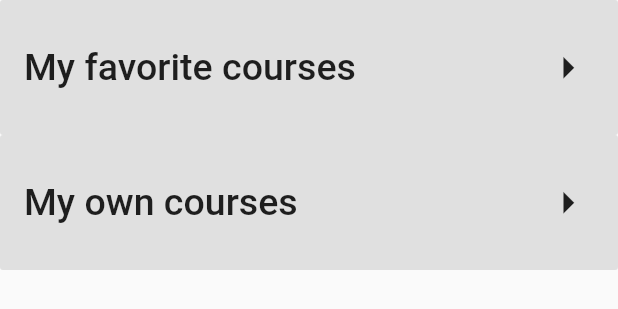
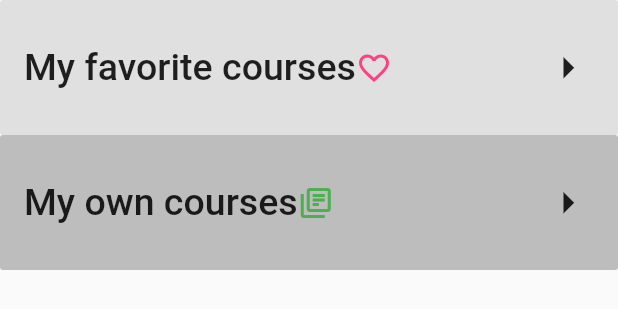
Before and after one commit to dangvuminh/flutterProject_2021, a Flutter app: the MyCourses widget shown alone on an empty page, opened directly, on a phone screen of 412 x 824 dp. Shown: the top 309 px of the screen. Run offline on Flutter 3.47's test engine with Material 2 defaults, Android fonts, the phone set to English and light mode, and no system bars; our stand-ins replace video_player; accounts and stored records are empty; network calls fail.

```diff
--- a/online_learning_app/lib/components/home/myCourses.dart
+++ b/online_learning_app/lib/components/home/myCourses.dart
@@ -86,6 +86,7 @@ class _MyCoursesState extends State<MyCourses> {
                     fontSize: 25.0
                 ),
               ),
+              Icon(Icons.favorite_border,color: Colors.pinkAccent,),
               Expanded(child: Container()),
               isFavoriteHit ? Icon(Icons.arrow_drop_down_sharp,size: 35.0,) :
               Icon(Icons.arrow_right,size: 35.0,)
@@ -95,7 +96,7 @@ class _MyCoursesState extends State<MyCourses> {
        getCourseList(courseList),
 
         FlatButton(
-          color: Colors.grey[300],
+          color: Colors.grey[400],
           height: 90.0,
           //width:
           onPressed: () async {
@@ -113,6 +114,7 @@ class _MyCoursesState extends State<MyCourses> {
                     fontSize: 25.0
                 ),
               ),
+              Icon(Icons.my_library_books_outlined,color: Colors.green,),
               Expanded(child: Container()),
               isOwnHit ? Icon(Icons.arrow_drop_down_sharp,size: 35.0,) :
               Icon(Icons.arrow_right,size: 35.0,)
--- /dev/null
+++ b/online_learning_app/lib/models/courseOwningState.dart
@@ -0,0 +1,29 @@
+import 'dart:convert';
+
+CourseOwningState courseOwningStateFromJson(String str) => CourseOwningState.fromJson(json.decode(str));
+
+String courseOwningStateToJson(CourseOwningState data) => json.encode(data.toJson());
+
+class CourseOwningState {
+  CourseOwningState({
+    this.message,
+    this.isUserOwnCourse,
+    this.isInstructorOwnCourse,
+  });
+
+  String message;
+  bool isUserOwnCourse;
+  bool isInstructorOwnCourse;
+
+  factory CourseOwningState.fromJson(Map<String, dynamic> json) => CourseOwningState(
+    message: json["message"],
+    isUserOwnCourse: json["isUserOwnCourse"],
+    isInstructorOwnCourse: json["isInstructorOwnCourse"],
+  );
+
+  Map<String, dynamic> toJson() => {
+    "message": message,
+    "isUserOwnCourse": isUserOwnCourse,
+    "isInstructorOwnCourse": isInstructorOwnCourse,
+  };
+}
```
Also changed, not shown: online_learning_app/lib/components/home/courses/courseDetail.dart (+5 -2 lines), online_learning_app/lib/services/user_service.dart (+24 -0 lines), online_learning_app/lib/sharedTemplate/smallCourseCard.dart (+13 -1 lines), online_learning_app/lib/sharedTemplate/smallCourseCard2.dart (+17 -1 lines).
